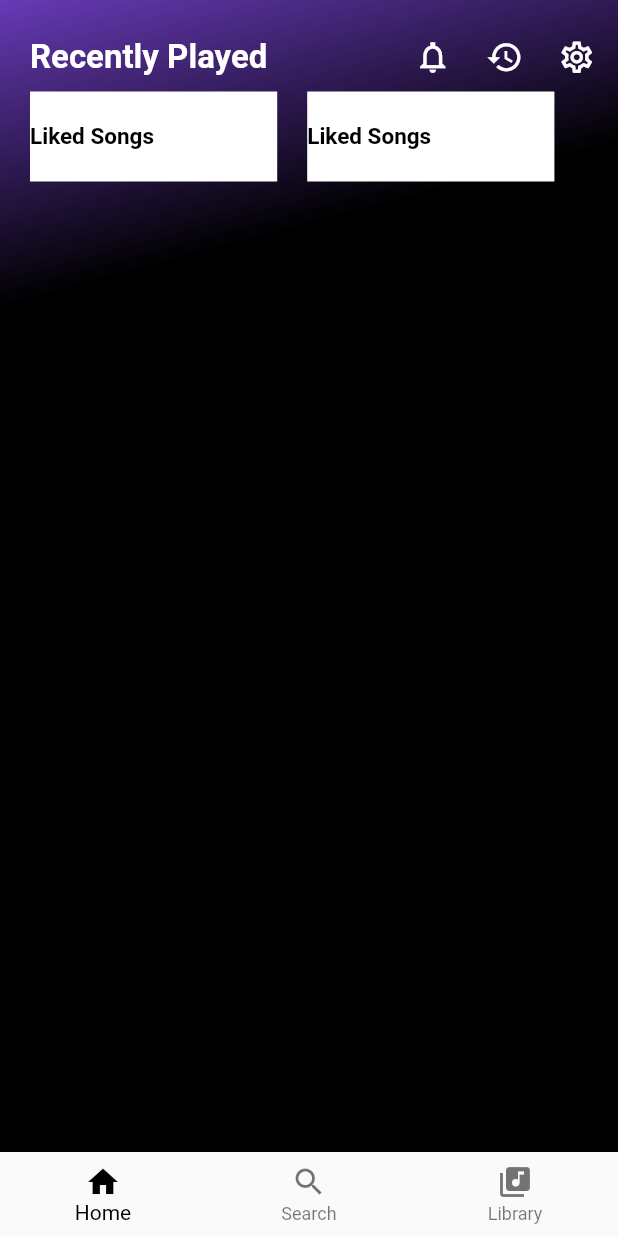
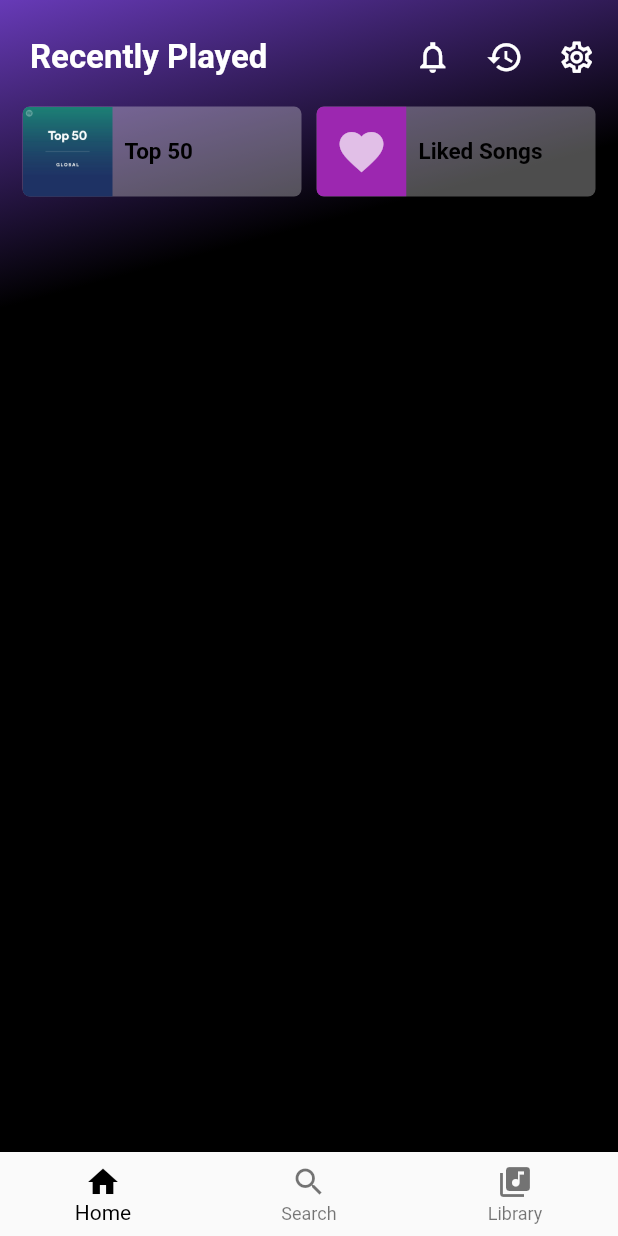
Before and after one commit to mithson/resonance, a Flutter app: the screen it shows after launch, on a phone screen of 412 x 824 dp. Run offline on Flutter 3.47's test engine with Material 2 defaults, Android fonts, the phone set to English and light mode, and no system bars.

Commit message:
"top 50, liked songs" field updated working

```diff
--- a/lib/home.dart
+++ b/lib/home.dart
@@ -55,41 +55,83 @@ class _HomeState extends State<Home> {
                 ],
               ),
               SizedBox(
-                height: 10,
+                height: 20,
               ),
               Expanded(
                 child: Column(children: [
                   Row(
                     children: [
-                      Container(
-                        color: Colors.white,
+                      Expanded(
+                        child: Container(
                           height: 60,
-                        width: MediaQuery.of(context).size.width / 2.50,
+                          width: MediaQuery.of(context).size.width / 2.5,
                           margin: EdgeInsets.only(
-                          left: 20,
+                            left: 15,
+                          ),
+                          decoration: BoxDecoration(
+                            borderRadius:
+                                BorderRadius.circular(5), // radius of 10
+                            color: const Color(0xFFFFFF).withOpacity(0.3),
                           ),
                           child: Row(children: [
-                          Text('Liked Songs',
+                            ClipRRect(
+                                borderRadius: BorderRadius.only(
+                                    bottomLeft: Radius.circular(5),
+                                    topLeft: Radius.circular(5)),
+                                child: Image.asset('assets/images/top50.jpg')),
+                            Padding(
+                              padding: const EdgeInsets.only(left: 8.0),
+                              child: Text('Top 50',
                                   style: TextStyle(
                                       color: Colors.black,
                                       fontSize: 15,
                                       fontWeight: FontWeight.w600)),
+                            ),
                           ]),
                         ),
-                      Container(
-                        color: Colors.white,
+                      ),
+                      SizedBox(
+                        width: 10,
+                      ),
+                      Expanded(
+                        child: Container(
                           height: 60,
-                        width: MediaQuery.of(context).size.width / 2.50,
+                          width: MediaQuery.of(context).size.width / 2.5,
                           margin: EdgeInsets.only(
-                          left: 20,
+                            right: 15,
+                          ),
+                          decoration: BoxDecoration(
+                            borderRadius:
+                                BorderRadius.circular(5), // radius of 10
+                            color: const Color(0xFFFFFF).withOpacity(0.3),
                           ),
                           child: Row(children: [
-                          Text('Liked Songs',
+                            ClipRRect(
+                              borderRadius: BorderRadius.only(
+                                  bottomLeft: Radius.circular(5),
+                                  topLeft: Radius.circular(5)),
+                              child: Container(
+                                alignment: Alignment.center,
+                                color: Colors.purple[500],
+                                height: 60,
+                                width: 60,
+                                child: Icon(
+                                  Icons.favorite,
+                                  color: Colors.white70,
+                                  size: 35,
+                                ),
+                              ),
+                            ),
+                            Padding(
+                              padding: const EdgeInsets.only(left: 8.0),
+                              child: Text('Liked Songs',
                                   style: TextStyle(
                                       color: Colors.black,
                                       fontSize: 15,
                                       fontWeight: FontWeight.w600)),
+                            ),
                           ]),
+                        ),
                       ),
                       // SizedBox(
                       //   width: 10,
```
Lines whose indentation alone changed are shown as unchanged.
